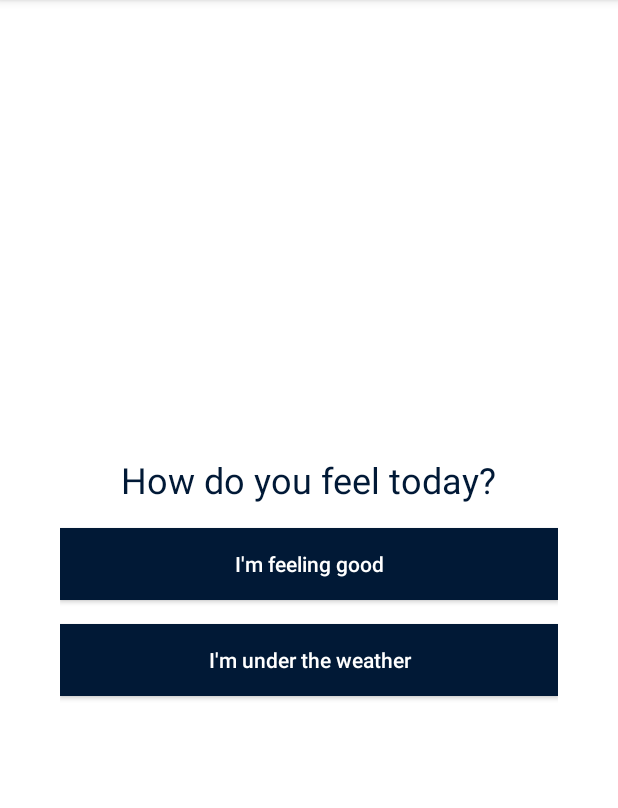
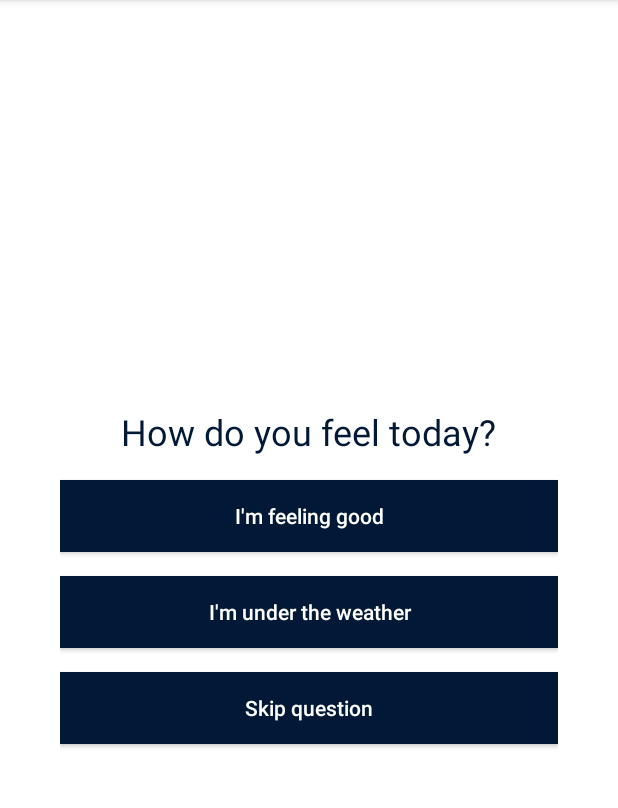
Before and after one commit to Infodeq/HowIFeel, an Android app: the HowAreYouFeelingActivity screen opened directly, with no data from a screen before it, on a phone screen of 412 x 824 dp, the part 84-892 px from its top. Run offline under Robolectric (Android 15) with nearby library versions, the phone set to English and light mode, and no system bars; our stand-ins replace RxJava, Timber; libraries missing offline, so code that uses them is left out: com.github.paolorotolo.appintro, net.danlew.android; 2 statements that could not run were skipped.

Commit message:
add skip button. center location.

```diff
--- a/app/src/main/java/com/slaw/howifeel/ui/howyoufeeling/HowAreYouFeelingActivity.kt
+++ b/app/src/main/java/com/slaw/howifeel/ui/howyoufeeling/HowAreYouFeelingActivity.kt
@@ -2,6 +2,7 @@ package com.slaw.howifeel.ui.howyoufeeling
 
 import androidx.appcompat.app.AppCompatActivity
 import android.os.Bundle
+import androidx.core.view.isVisible
 import androidx.fragment.app.Fragment
 import com.slaw.howifeel.R
 import com.slaw.howifeel.data.DataManager
@@ -37,11 +38,17 @@ class HowAreYouFeelingActivity : BaseActivity() {
     }
 
     private fun setupView() {
+        if(intent.getBooleanExtra("ftue", false)){
+            skip.isVisible = false
+        }
         im_feeling_good.setOnClickListener {
             sendEmptySymptoms()
         }
         im_having_some_symptoms.setOnClickListener {
             startActivity<MainActivity>()
+        }
+        skip.setOnClickListener {
+            startActivity<HeatMapActivity>()
         }
     }
 
--- a/app/src/main/java/com/slaw/howifeel/ui/intro/IntroActivity.kt
+++ b/app/src/main/java/com/slaw/howifeel/ui/intro/IntroActivity.kt
@@ -52,7 +52,7 @@ class IntroActivity : AppIntro() {
                 .observeOn(AndroidSchedulers.mainThread())
                 .subscribeBy(
                     onSuccess = {
-                        startActivity(intentFor<HowAreYouFeelingActivity>().clearTask().newTask())
+                        startActivity(intentFor<HowAreYouFeelingActivity>("ftue" to true).clearTask().newTask())
                     }, onError = {
                         toast("Something went wrong. Please try again")
                     }
--- a/app/src/main/res/layout/activity_how_are_you_feeling.xml
+++ b/app/src/main/res/layout/activity_how_are_you_feeling.xml
@@ -34,4 +34,13 @@
         android:layout_width="match_parent"
         android:textAllCaps="false"
         android:layout_height="wrap_content"/>
+    <Button
+        android:id="@+id/skip"
+        android:background="@color/colorPrimary"
+        android:textColor="@color/white"
+        android:layout_marginTop="16dp"
+        android:text="@string/skip_question"
+        android:layout_width="match_parent"
+        android:textAllCaps="false"
+        android:layout_height="wrap_content"/>
 </LinearLayout>
--- a/app/src/main/res/values/strings.xml
+++ b/app/src/main/res/values/strings.xml
@@ -26,4 +26,5 @@
     <string name="ok">OK</string>
     <string name="title_location_permission">Please provide us location access.</string>
     <string name="text_location_permission">We need location access to show your affected neighbourhood.</string>
+    <string name="skip_question">Skip question</string>
 </resources>
```
Also changed, not shown: app/build.gradle (+5 -2 lines), app/src/main/java/com/slaw/howifeel/ui/heatmap/HeatMapActivity.kt (+12 -0 lines).
